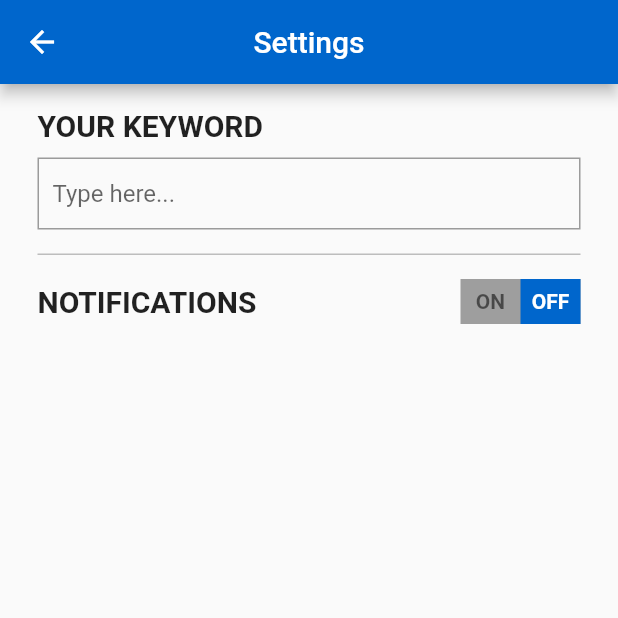
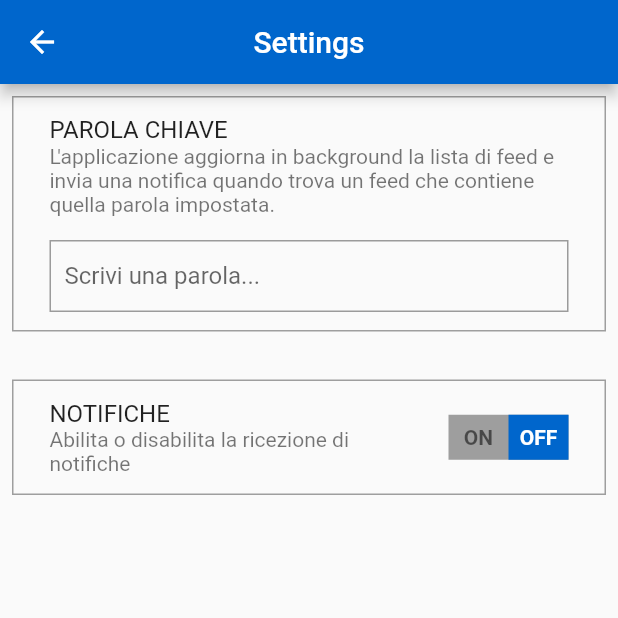
Before and after one commit to manuelbosi/rss-reader, a Flutter app: the Settings screen opened directly, on a phone screen of 412 x 824 dp, the top half of it. Run offline on Flutter 3.47's test engine with Material 2 defaults, Android fonts, the phone set to English and light mode, and no system bars; our stand-ins replace flutter_local_notifications, shared_preferences; missing offline and left inert: webfeed, workmanager; accounts and stored records are empty; network calls fail.

Commit message:
update settings page layout

```diff
--- a/lib/pages/settings_page.dart
+++ b/lib/pages/settings_page.dart
@@ -1,5 +1,3 @@
-import 'dart:developer';
-
 import 'package:flutter/cupertino.dart';
 import 'package:flutter/material.dart';
 import 'package:workmanager/workmanager.dart';
@@ -34,64 +32,81 @@ class _SettingsState extends State<Settings> {
         centerTitle: true,
         backgroundColor: blue,
       ),
-      body: Container(
-        padding: const EdgeInsets.symmetric(horizontal: 25, vertical: 16),
+      body: Column(
+        mainAxisSize: MainAxisSize.max,
+        children: [
+          Padding(
+            padding: const EdgeInsets.all(8.0),
+            child: Container(
+              padding: const EdgeInsets.all(8.0),
+              decoration: BoxDecoration(
+                border: Border.all(
+                  width: 1,
+                  color: Colors.grey,
+                ),
+              ),
               child: Column(
-          crossAxisAlignment: CrossAxisAlignment.start,
+                children: [
+                  ListTile(
+                    title: const Text("PAROLA CHIAVE"),
+                    subtitle: Column(
                       children: [
                         const Text(
-              "YOUR KEYWORD",
-              style: TextStyle(fontSize: 20, fontWeight: FontWeight.bold),
-            ),
+                            "L'applicazione aggiorna in background la lista di feed e invia una notifica quando trova un feed che contiene quella parola impostata."),
                         const SizedBox(
-              height: 10,
+                          height: 16,
                         ),
                         TextField(
                           controller: _keywordController,
                           decoration: InputDecoration(
-                contentPadding: const EdgeInsets.symmetric(horizontal: 10),
+                            contentPadding:
+                                const EdgeInsets.symmetric(horizontal: 10),
                             border: OutlineInputBorder(
                               borderRadius: BorderRadius.circular(0),
                             ),
-                hintText: 'Type here...',
+                            hintText: 'Scrivi una parola...',
                           ),
                           onChanged: (_) {
                             _onChangeKeyword(_keywordController.text);
                           },
                         ),
-            const SizedBox(
-              height: 16,
+                      ],
                     ),
-            showActiveKeywordLabel(),
-            Container(
-              color: Colors.grey.shade400,
-              height: 1,
+                  )
+                ],
               ),
-            const SizedBox(
-              height: 16,
             ),
-            Row(
+          ),
+          const SizedBox(height: 16),
+          Padding(
+            padding: const EdgeInsets.all(8.0),
+            child: Container(
+              padding: const EdgeInsets.all(8.0),
+              decoration: BoxDecoration(
+                border: Border.all(
+                  width: 1,
+                  color: Colors.grey,
+                ),
+              ),
+              child: Column(
                 children: [
-                const Text(
-                  "NOTIFICATIONS",
-                  style: TextStyle(fontSize: 20, fontWeight: FontWeight.bold),
-                ),
-                Expanded(child: Container()),
-                AnimatedSwitch(
+                  ListTile(
+                    title: const Text("NOTIFICHE"),
+                    subtitle: const Text(
+                        "Abilita o disabilita la ricezione di notifiche"),
+                    trailing: AnimatedSwitch(
                       value: enableNotifications,
                       leftText: 'ON',
                       rightText: 'OFF',
-                  onChanged: (value) => _updateNotificationsPreference(value),
-                )
-                // Switch(
-                //   activeColor: blue,
-                //   value: enableNotifications,
-                //   onChanged: (value) => _updateNotificationsPreference(value),
-                // )
-              ],
+                      onChanged: (value) =>
+                          _updateNotificationsPreference(value),
+                    ),
                   )
                 ],
               ),
+            ),
+          ),
+        ],
       ),
     );
   }
```
Lines whose indentation alone changed are shown as unchanged.
